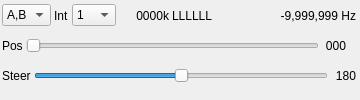
This is plugins/channelmimo/beamsteeringcwmod/beamsteeringcwmodgui.ui in f4exb/sdrangel as Qt 5 draws it before an edit. The edited form follows.
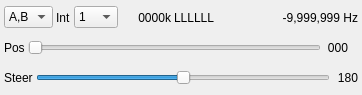
This is the edited form. Custom widgets are drawn as their Qt base class.

Diff of the .ui file:
```diff
--- a/plugins/channelmimo/beamsteeringcwmod/beamsteeringcwmodgui.ui
+++ b/plugins/channelmimo/beamsteeringcwmod/beamsteeringcwmodgui.ui
@@ -6,20 +6,26 @@
    <rect>
     <x>0</x>
     <y>0</y>
-    <width>360</width>
-    <height>100</height>
+    <width>362</width>
+    <height>95</height>
    </rect>
   </property>
   <property name="sizePolicy">
-   <sizepolicy hsizetype="Minimum" vsizetype="Minimum">
+   <sizepolicy hsizetype="Fixed" vsizetype="Fixed">
     <horstretch>0</horstretch>
     <verstretch>0</verstretch>
    </sizepolicy>
   </property>
   <property name="minimumSize">
    <size>
-    <width>360</width>
-    <height>100</height>
+    <width>362</width>
+    <height>95</height>
+   </size>
+  </property>
+  <property name="maximumSize">
+   <size>
+    <width>362</width>
+    <height>95</height>
    </size>
   </property>
   <property name="font">
@@ -34,8 +40,8 @@
   <widget class="QWidget" name="settingsContainer" native="true">
    <property name="geometry">
     <rect>
-     <x>0</x>
-     <y>0</y>
+     <x>2</x>
+     <y>2</y>
      <width>358</width>
      <height>91</height>
     </rect>
```
